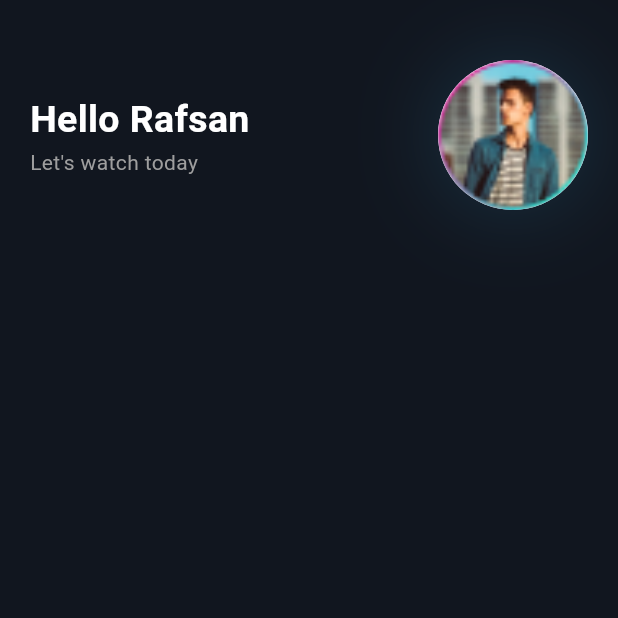
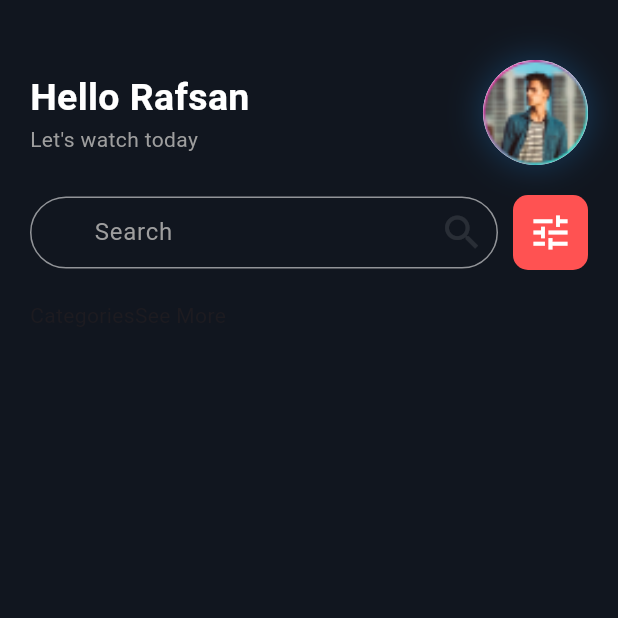
Before and after one commit to Nahid-web/task_from_scaleup, a Flutter app: the screen it shows after launch, on a phone screen of 412 x 824 dp, the top half of it. Run offline on Flutter 3.47's test engine with Material 3 defaults, Android fonts, the phone set to English and light mode, and no system bars.

Commit message:
search section done

```diff
--- /dev/null
+++ b/assignment1_homescreen_design/lib/common/utils.dart
@@ -0,0 +1,11 @@
+import 'package:flutter/material.dart';
+
+OutlineInputBorder borderLine({color}) {
+  return OutlineInputBorder(
+    borderRadius: BorderRadius.circular(30.0),
+    borderSide: BorderSide(
+      color: color,
+      width: 1,
+    ),
+  );
+}
--- a/assignment1_homescreen_design/lib/features/home/screen/home_screen.dart
+++ b/assignment1_homescreen_design/lib/features/home/screen/home_screen.dart
@@ -1,3 +1,5 @@
+import 'package:assignment1_homescreen_design/features/home/widget/category_section.dart';
+import 'package:assignment1_homescreen_design/features/home/widget/search_section.dart';
 import 'package:flutter/material.dart';
 
 import '../widget/greeting_section.dart';
@@ -18,6 +20,17 @@ class HomeScreen extends StatelessWidget {
               GreetingSection(
                 name: "Rafsan",
               ),
+
+              const SizedBox(
+                height: 20,
+              ),
+
+              // Search Bar Section
+              SearchSection(),
+              const SizedBox(
+                height: 20,
+              ),
+              CategorySection(),
             ],
           ),
         ),
--- /dev/null
+++ b/assignment1_homescreen_design/lib/features/home/widget/category_section.dart
@@ -0,0 +1,19 @@
+import 'package:flutter/material.dart';
+
+class CategorySection extends StatelessWidget {
+  const CategorySection({super.key});
+
+  @override
+  Widget build(BuildContext context) {
+    return Column(
+      children: [
+        Row(
+          children: [
+            Text("Categories"),
+            Text("See More"),
+          ],
+        )
+      ],
+    );
+  }
+}
--- a/assignment1_homescreen_design/lib/features/home/widget/greeting_section.dart
+++ b/assignment1_homescreen_design/lib/features/home/widget/greeting_section.dart
@@ -33,20 +33,20 @@ class GreetingSection extends StatelessWidget {
           ],
         ),
         Container(
-          width: 100, // Outer container width
-          height: 100,
+          width: 70, // Outer container width
+          height: 70,
           decoration: BoxDecoration(
             shape: BoxShape.circle,
             boxShadow: [
               BoxShadow(
-                color: Colors.lightBlueAccent.withAlpha(40), // Shadow color
-                blurRadius: 50, // Amount of blur
+                color: Colors.blue.withAlpha(76), // Shadow color
+                blurRadius: 20, // Amount of blur
                 offset: Offset(0, 0), // Offset in x and y directions
               ),
             ],
           ),
           child: CircleAvatar(
-            radius: 35,
+            radius: 30,
             backgroundImage: AssetImage(
               'assets/images/profile.jpg',
             ),
--- /dev/null
+++ b/assignment1_homescreen_design/lib/features/home/widget/search_section.dart
@@ -0,0 +1,56 @@
+import 'package:assignment1_homescreen_design/common/utils.dart';
+import 'package:flutter/material.dart';
+
+class SearchSection extends StatelessWidget {
+  const SearchSection({super.key});
+  @override
+  Widget build(BuildContext context) {
+    return Row(
+      children: [
+        Expanded(
+          child: TextField(
+            style: TextStyle(color: Colors.white),
+            decoration: InputDecoration(
+                labelText: "  Search",
+                labelStyle: TextStyle(
+                  color: Colors.grey,
+                ),
+                suffixIcon: Icon(
+                  Icons.search,
+                  size: 30,
+                ),
+                suffixIconColor: Colors.white10,
+                contentPadding: EdgeInsets.only(left: 30),
+                border: borderLine(
+                  color: Colors.white54,
+                ),
+                enabledBorder: borderLine(
+                  color: Colors.white54,
+                ),
+                focusedBorder: borderLine(
+                  color: Colors.blue,
+                ),
+                errorBorder: borderLine(
+                  color: Colors.red,
+                )),
+          ),
+        ),
+        const SizedBox(
+          width: 10,
+        ),
+        Container(
+          padding: EdgeInsets.all(10),
+          decoration: BoxDecoration(
+            color: Colors.redAccent,
+            borderRadius: BorderRadius.circular(10),
+          ),
+          child: Icon(
+            Icons.tune_outlined,
+            color: Colors.white,
+            size: 30,
+          ),
+        ),
+      ],
+    );
+  }
+}
--- a/assignment1_homescreen_design/lib/main.dart
+++ b/assignment1_homescreen_design/lib/main.dart
@@ -14,6 +14,11 @@
       title: 'Assignment Home Page',
       debugShowCheckedModeBanner: false,
       theme: ThemeData(
+        textTheme: TextTheme(
+          titleLarge: TextStyle(
+            color: Colors.white,
+          ),
+        ),
         useMaterial3: true,
       ),
       home: HomeScreen(),
```
Also changed, not shown: assignment1_homescreen_design/lib/features/home/widget/category_chips.dart (added, +56 -0 lines).
